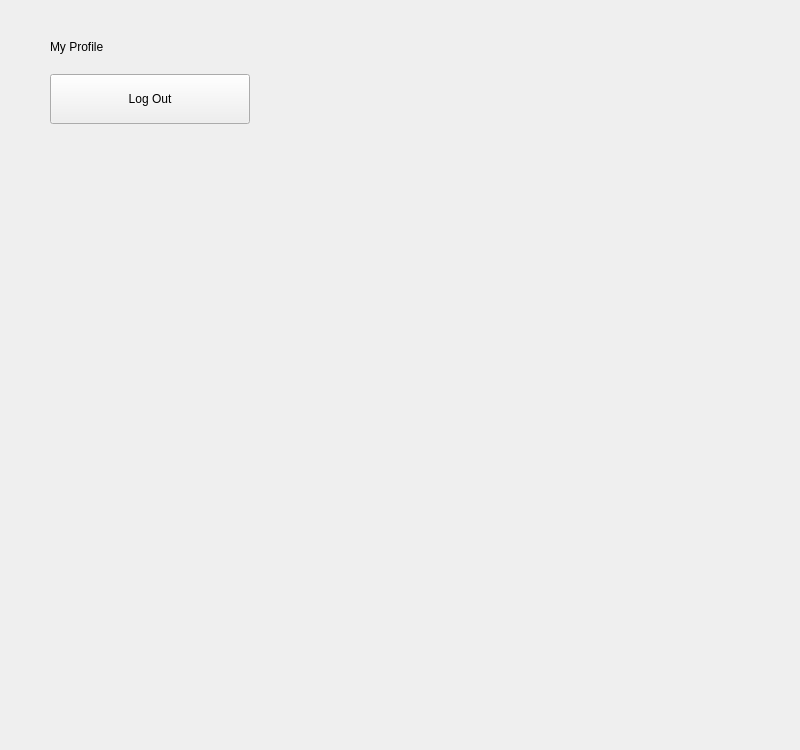
DIDimov24/Aethera, file src/ui/profile/profile.ui: the form before one commit.
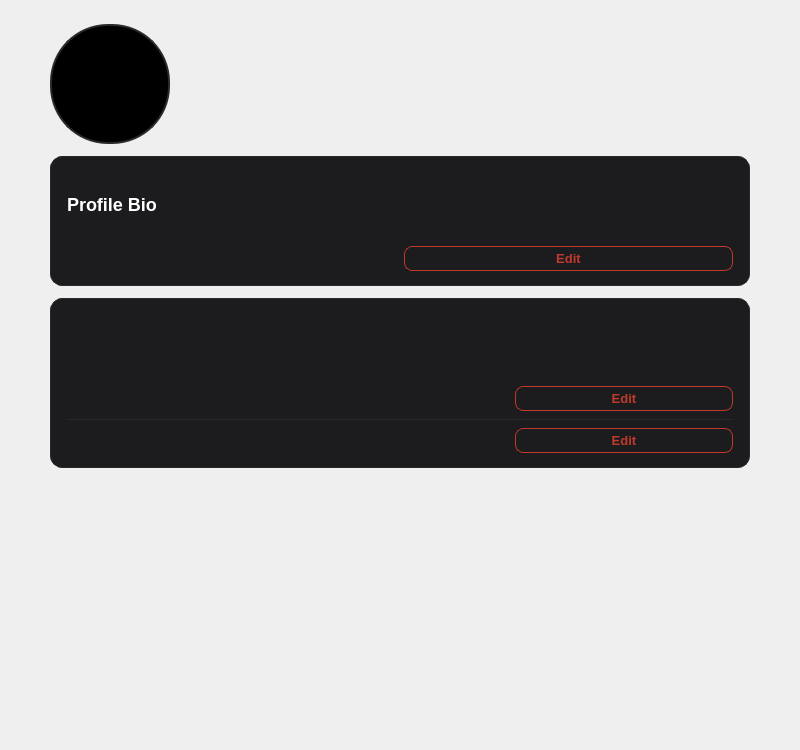
The form after the commit.

Commit message: Finish profile page, close #21

The edit to the form file:
```diff
--- a/src/ui/profile/profile.ui
+++ b/src/ui/profile/profile.ui
@@ -15,24 +15,25 @@
   </property>
   <property name="styleSheet">
    <string notr="true">
-QLabel#labelProfileTitle {
-    color: #FFFFFF;
-    font-size: 28px;
-    font-weight: bold;
-}
-QPushButton#buttonLogoutFromProfile {
-    background-color: #8b2020;
-    color: #e0c0c0;
-    font-size: 14px;
-    font-weight: 700;
-    border: none;
-    border-radius: 8px;
-    padding: 12px 28px;
-}
-QPushButton#buttonLogoutFromProfile:hover {
-    background-color: #a52a2a;
-    color: #ffffff;
-}
+QWidget#Profile { background-color: #161618; }
+QWidget#scrollAreaProfile { background: transparent; border: none; }
+QScrollBar:vertical { background: #0f0e1a; width: 8px; border-radius: 4px; }
+QScrollBar::handle:vertical { background: #2e2c50; border-radius: 4px; min-height: 30px; }
+QScrollBar::add-line:vertical, QScrollBar::sub-line:vertical { height: 0; }
+QWidget#avatarCircle { min-width: 116px; max-width: 116px; min-height: 116px; max-height: 116px; background-color: #000000; border-radius: 58px; border: 2px solid #2a2a2d; }
+QLabel#labelHeroUsername { color: #FFFFFF; font-size: 26px; font-weight: 700; margin-top: 4px; }
+QLabel#labelHeroGrade { color: #6b6b76; font-size: 15px; margin-top: 0px; }
+QLabel#labelHeroUsername { color: #FFFFFF; font-size: 22px; font-weight: 700; }
+QLabel#labelHeroGrade { color: #6b6b76; font-size: 13px; }
+QLabel#labelSectionBio, QLabel#labelSectionAccount { color: #FFFFFF; font-size: 18px; font-weight: 700; }
+QLabel#labelSectionText { color: #6b6b76; font-size: 11px; font-weight: 600; letter-spacing: 0.08em; text-transform: uppercase; }
+QLabel#labelBioText, QLabel#labelAccountValue { color: #ffffff; font-size: 18px; }
+QLabel#labelBioTextEmpty, QLabel#labelBioTextActual { color: #6b6b76; font-size: 18px; }
+QLabel#labelAccountLabel, QLabel#labelFieldUsername, QLabel#labelFieldGrade { color: #6b6b76; font-size: 13px; }
+QFrame#bioCard, QFrame#accountCard { background-color: #1c1c1f; border-radius: 12px; border: 1px solid #2a2a2d; }
+QFrame#innerDivider { background-color: #2a2a2d; min-height: 1px; max-height: 1px; border: none; }
+QPushButton#buttonEditBio, QPushButton#buttonEditUsername, QPushButton#buttonEditGrade { background-color: transparent; color: #c0392b; border: 1px solid #c0392b; border-radius: 8px; padding: 4px 12px; font-size: 13px; font-weight: 600; }
+QPushButton#buttonEditBio:hover, QPushButton#buttonEditUsername:hover, QPushButton#buttonEditGrade:hover { background-color: rgba(192, 57, 43, 0.12); }
    </string>
   </property>
   <layout class="QVBoxLayout" name="pageProfileLayout">
@@ -53,17 +54,6 @@
    </property>
    <item>
     <widget class="QScrollArea" name="scrollAreaProfile">
-     <property name="styleSheet">
-      <string notr="true">
-QScrollArea { background: transparent; border: none; }
-QScrollBar:vertical { background: #0f0e1a; width: 8px; border-radius: 4px; }
-QScrollBar::handle:vertical { background: #2e2c50; border-radius: 4px; min-height: 30px; }
-QScrollBar::add-line:vertical, QScrollBar::sub-line:vertical { height: 0; }
-     </string>
-     </property>
-     <property name="frameShape">
-      <enum>QFrame::Shape::NoFrame</enum>
-     </property>
      <property name="widgetResizable">
       <bool>true</bool>
      </property>
@@ -72,50 +62,186 @@
        <rect>
         <x>0</x>
         <y>0</y>
-        <width>280</width>
-        <height>400</height>
+        <width>800</width>
+        <height>900</height>
        </rect>
       </property>
       <layout class="QVBoxLayout" name="layoutProfileContent">
        <property name="spacing">
-        <number>20</number>
+        <number>12</number>
        </property>
        <property name="leftMargin">
         <number>50</number>
        </property>
        <property name="topMargin">
-        <number>40</number>
+        <number>24</number>
        </property>
        <property name="rightMargin">
         <number>50</number>
        </property>
        <property name="bottomMargin">
-        <number>40</number>
+        <number>20</number>
        </property>
        <item>
-        <widget class="QLabel" name="labelProfileTitle">
-         <property name="text">
-          <string>My Profile</string>
+        <layout class="QHBoxLayout" name="layoutHeroHeader">
+         <property name="spacing">
+          <number>12</number>
          </property>
-        </widget>
+         <property name="alignment">
+          <set>Qt::AlignLeft|Qt::AlignVCenter</set>
+         </property>
+         <item>
+          <widget class="QWidget" name="avatarCircle"/>
+         </item>
+         <item>
+          <layout class="QVBoxLayout" name="layoutHeroText">
+           <property name="spacing">
+            <number>0</number>
+           </property>
+           <item>
+            <widget class="QLabel" name="labelHeroUsername"/>
+           </item>
+           <item>
+            <widget class="QLabel" name="labelHeroGrade"/>
+           </item>
+          </layout>
+         </item>
+        </layout>
        </item>
        <item>
-        <widget class="QPushButton" name="buttonLogoutFromProfile">
+        <widget class="QFrame" name="bioCard">
          <property name="minimumSize">
           <size>
-           <width>200</width>
-           <height>50</height>
+           <width>0</width>
+           <height>130</height>
           </size>
          </property>
-         <property name="maximumSize">
+         <property name="sizePolicy">
+          <sizepolicy hsizetype="Preferred" vsizetype="Fixed">
+           <horstretch>0</horstretch>
+           <verstretch>0</verstretch>
+          </sizepolicy>
+         </property>
+         <layout class="QVBoxLayout" name="layoutBioCard">
+          <property name="spacing">
+          <number>8</number>
+         </property>
+         <property name="leftMargin">
+          <number>16</number>
+         </property>
+         <property name="topMargin">
+          <number>14</number>
+         </property>
+         <property name="rightMargin">
+          <number>16</number>
+         </property>
+         <property name="bottomMargin">
+          <number>14</number>
+          </property>
+          <item>
+           <widget class="QLabel" name="labelSectionBio">
+            <property name="text">
+             <string>Profile Bio</string>
+            </property>
+           </widget>
+          </item>
+          <item>
+           <layout class="QHBoxLayout" name="layoutBioRow">
+            <item>
+             <widget class="QLabel" name="labelBioText"/>
+            </item>
+            <item>
+             <spacer name="bioSpacer"/>
+            </item>
+            <item>
+             <widget class="QPushButton" name="buttonEditBio">
+              <property name="text">
+               <string>Edit</string>
+              </property>
+             </widget>
+            </item>
+           </layout>
+          </item>
+         </layout>
+        </widget>
+       </item>
+       <item>
+        <widget class="QFrame" name="accountCard">
+         <property name="minimumSize">
           <size>
-           <width>200</width>
-           <height>50</height>
+           <width>0</width>
+           <height>170</height>
           </size>
          </property>
-         <property name="text">
-          <string>Log Out</string>
+         <property name="sizePolicy">
+          <sizepolicy hsizetype="Preferred" vsizetype="Fixed">
+           <horstretch>0</horstretch>
+           <verstretch>0</verstretch>
+          </sizepolicy>
          </property>
+         <layout class="QVBoxLayout" name="layoutAccountCard">
+          <property name="spacing">
+           <number>8</number>
+          </property>
+          <property name="leftMargin">
+           <number>16</number>
+          </property>
+          <property name="topMargin">
+           <number>14</number>
+          </property>
+          <property name="rightMargin">
+           <number>16</number>
+          </property>
+          <property name="bottomMargin">
+           <number>14</number>
+          </property>
+          <item>
+           <widget class="QLabel" name="labelSectionAccount"/>
+          </item>
+          <item>
+           <layout class="QHBoxLayout" name="layoutAccountRow1">
+            <item>
+             <widget class="QLabel" name="labelFieldUsername"/>
+            </item>
+            <item>
+             <widget class="QLabel" name="labelAccountValueUsername"/>
+            </item>
+            <item>
+             <spacer name="accountRow1Spacer"/>
+            </item>
+            <item>
+             <widget class="QPushButton" name="buttonEditUsername">
+              <property name="text">
+               <string>Edit</string>
+              </property>
+             </widget>
+            </item>
+           </layout>
+          </item>
+          <item>
+           <widget class="QFrame" name="innerDivider"/>
+          </item>
+          <item>
+           <layout class="QHBoxLayout" name="layoutAccountRow2">
+            <item>
+             <widget class="QLabel" name="labelFieldGrade"/>
+            </item>
+            <item>
+             <widget class="QLabel" name="labelAccountValueGrade"/>
+            </item>
+            <item>
+             <spacer name="accountRow2Spacer"/>
+            </item>
+            <item>
+             <widget class="QPushButton" name="buttonEditGrade">
+              <property name="text">
+               <string>Edit</string>
+              </property>
+             </widget>
+            </item>
+           </layout>
+          </item>
+         </layout>
         </widget>
        </item>
        <item>
@@ -126,7 +252,7 @@
          <property name="sizeHint" stdset="0">
           <size>
            <width>20</width>
-           <height>40</height>
+           <height>150</height>
           </size>
          </property>
         </spacer>
```
Left out of the diff: 5 changed lines with no effect on the pictures. The commit also changes 4 other files.
